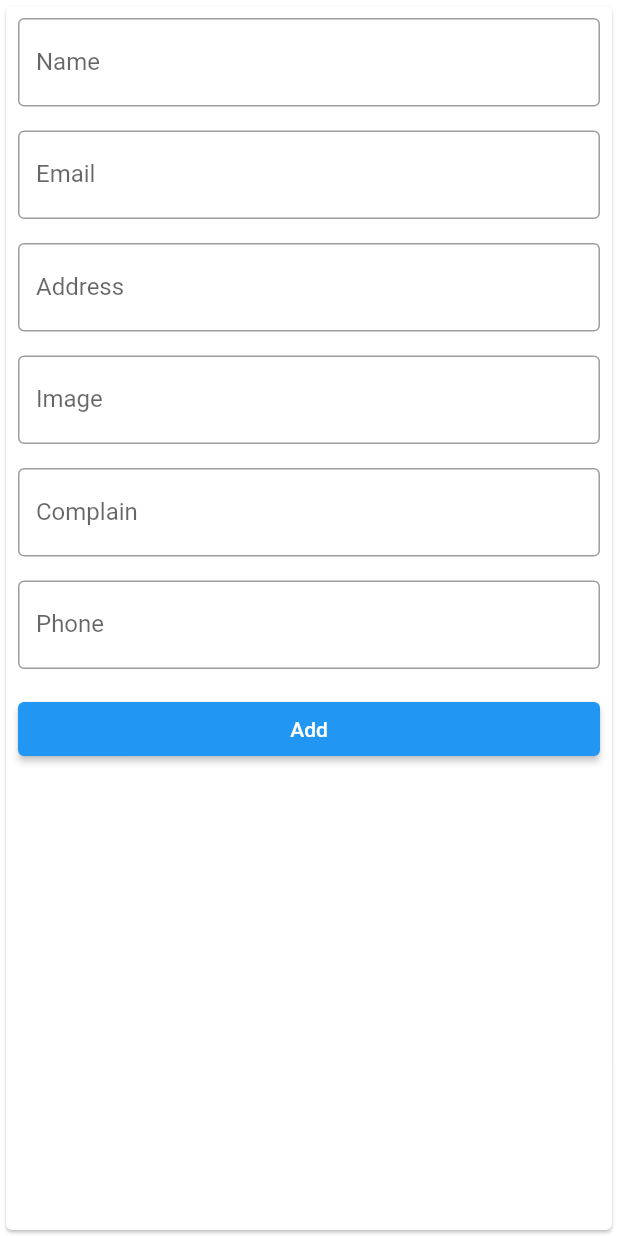
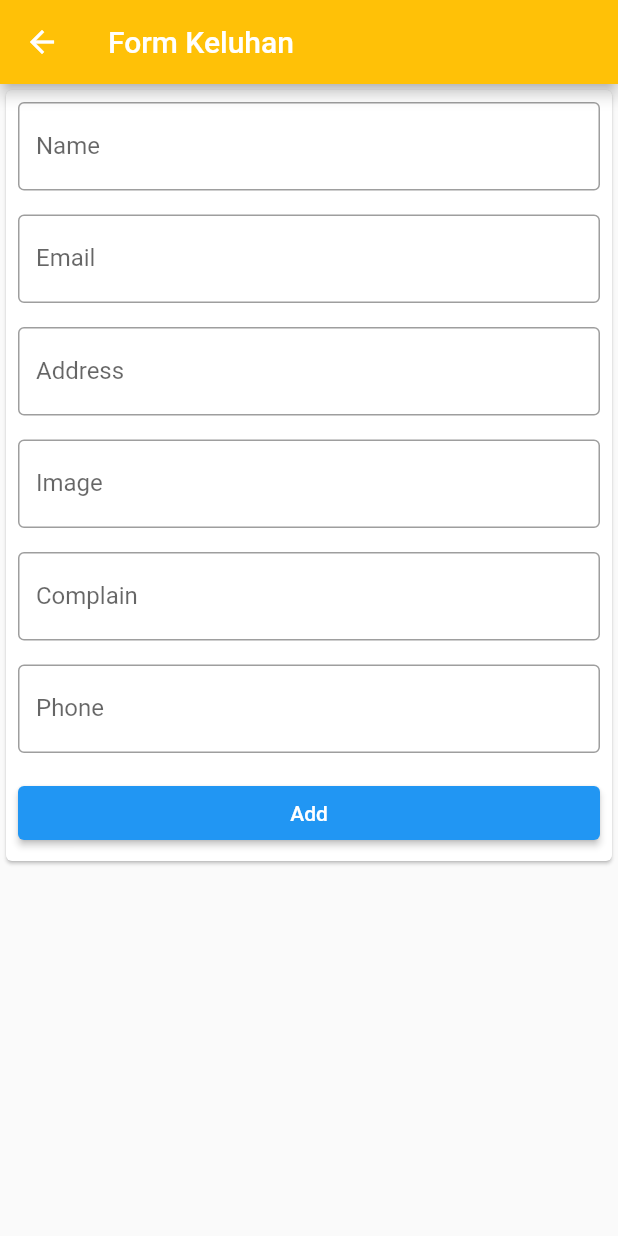
Before and after one commit to irvanff/flutter_task_5, a Flutter app: the screen it shows after launch, after a tap on the "add" icon, on a phone screen of 412 x 824 dp. Run offline on Flutter 3.47's test engine with Material 2 defaults, Android fonts, the phone set to English and light mode, and no system bars.

Commit message:
fixing form_keluhan

```diff
--- a/lib/Homepage/form_keluhan.dart
+++ b/lib/Homepage/form_keluhan.dart
@@ -34,7 +34,12 @@ class FormKeluhan extends StatelessWidget {
       }
     }
 
-    return Card(
+    return Scaffold(
+      appBar: AppBar(
+        title: const Text('Form Keluhan'),
+        backgroundColor: Colors.amber,
+      ),
+      body: Card(
         child: Form(
           key: _keyForm,
           child: ListView(
@@ -91,6 +96,7 @@ class FormKeluhan extends StatelessWidget {
                   }),
               _sendButton(index, user),
             ],
+          ),
         ),
       ),
     );
--- a/lib/Homepage/home.dart
+++ b/lib/Homepage/home.dart
@@ -27,7 +27,7 @@ class Home extends StatelessWidget {
           return const Center(
             child: Text('There is no complain yet'),
           );
-        }
+        } else {
           return ListView.builder(
             primary: false,
             shrinkWrap: true,
@@ -44,6 +44,7 @@ class Home extends StatelessWidget {
             },
             itemCount: value.users.length,
           );
+        }
       }),
     );
   }
```
Lines whose indentation alone changed are shown as unchanged.
